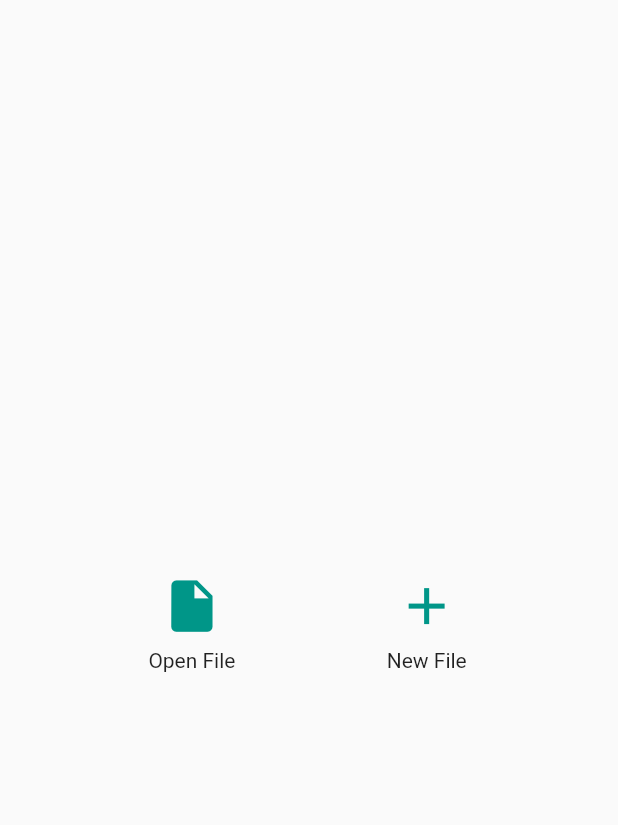
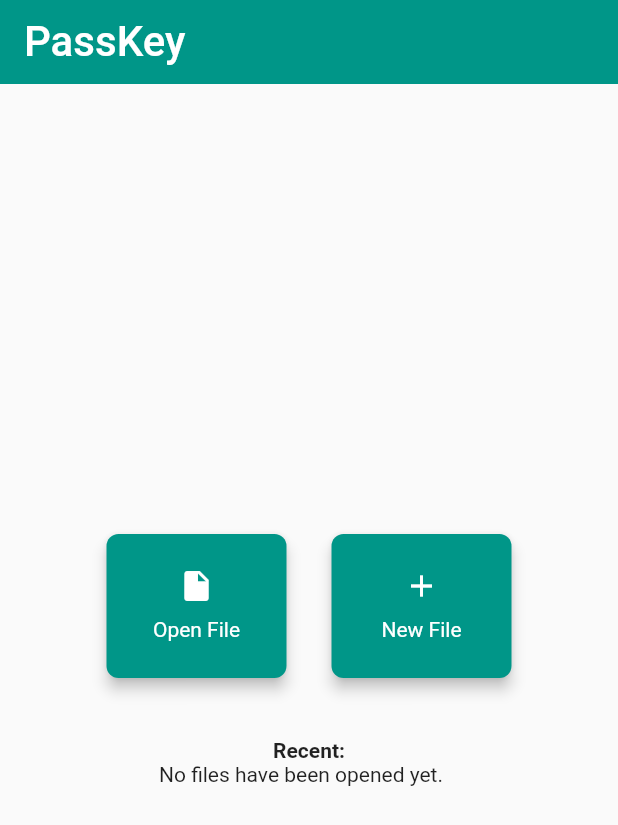
Before and after one commit to 4wangyu/passkey, a Flutter app: the screen it shows after launch, on a phone screen of 412 x 824 dp. Shown: the top 825 px of the screen. Run offline on Flutter 3.47's test engine with Material 2 defaults, Android fonts, the phone set to English and light mode, and no system bars; our stand-ins replace sqflite; missing offline and left inert: encrypt, file_chooser; accounts and stored records are empty; Roboto replaces fonts that are missing (Title).

Commit message:
home page layout

```diff
--- a/lib/screens/home.dart
+++ b/lib/screens/home.dart
@@ -1,9 +1,9 @@
-import 'dart:math';
-
 import 'package:file_chooser/file_chooser.dart';
 import 'package:flutter/material.dart';
+import 'package:passkey/provider/password_provider.dart';
 import 'package:passkey/screens/decrypt.dart';
 import 'package:passkey/screens/encrypt.dart';
+import 'package:provider/provider.dart';
 
 class HomePage extends StatefulWidget {
   @override
@@ -13,26 +13,42 @@ class HomePage extends StatefulWidget {
 class _HomePageState extends State<HomePage> {
   @override
   Widget build(BuildContext context) {
+    final theme = Theme.of(context);
     Color primaryColor = Theme.of(context).primaryColor;
-    Size size = MediaQuery.of(context).size;
-    double iconSize = max(size.width * 0.1, 24);
+    final pwdProvider = Provider.of<PasswordProvider>(context);
+    final historyList = pwdProvider.historyList;
+    print(historyList);
 
     return Scaffold(
-        body: Center(
+        appBar: AppBar(
+          elevation: 0.0,
+          title: Text(
+            'PassKey',
+            style: TextStyle(
+              fontFamily: "Title",
+              fontSize: 28,
+            ),
+          ),
+        ),
+        body: Container(
+          alignment: Alignment.center,
           child: SingleChildScrollView(
             child: Column(
-                    mainAxisAlignment: MainAxisAlignment.spaceEvenly,
-                    children: [
-          ButtonBar(
-            alignment: MainAxisAlignment.spaceEvenly,
+              mainAxisAlignment: MainAxisAlignment.center,
+              mainAxisSize: MainAxisSize.max,
               children: <Widget>[
-              Column(
-                children: [
-                  IconButton(
-                      icon: Icon(Icons.insert_drive_file),
-                      color: primaryColor,
-                      iconSize: iconSize,
-                      onPressed: () async {
+                Wrap(
+                  alignment: WrapAlignment.center,
+                  spacing: 30,
+                  runSpacing: 20,
+                  children: <Widget>[
+                    getActionIcon(
+                      context,
+                      theme,
+                      primaryColor,
+                      Icons.insert_drive_file,
+                      'Open File',
+                      () async {
                         final FileChooserResult result = await showOpenPanel(
                           allowedFileTypes: [
                             FileTypeFilterGroup(
@@ -46,33 +62,123 @@ class _HomePageState extends State<HomePage> {
                                   builder: (BuildContext context) =>
                                       DecryptPage(result.paths.first)));
                         }
+                      },
+                    ),
+                    getActionIcon(
+                        context, theme, primaryColor, Icons.add, 'New File',
+                        () {
+                      Navigator.of(context).push(MaterialPageRoute(
+                          builder: (BuildContext context) =>
+                              EncryptPage(true)));
                     }),
+                  ],
+                ),
+                const SizedBox(height: 40),
+                IntrinsicWidth(
+                  stepWidth: 100,
+                  child: ConstrainedBox(
+                    constraints: const BoxConstraints(maxWidth: 400),
+                    child: Column(
+                      mainAxisSize: MainAxisSize.min,
+                      crossAxisAlignment: CrossAxisAlignment.stretch,
+                      children: <Widget>[
                         Text(
-                    'Open File',
-                    overflow: TextOverflow.ellipsis,
+                          'Recent:',
+                          style: Theme.of(context)
+                              .textTheme
+                              .bodyText2
+                              .copyWith(fontWeight: FontWeight.bold),
+                          textAlign: TextAlign.center,
+                        ),
+                        ...ListTile.divideTiles(
+                            context: context,
+                            tiles: historyList.isNotEmpty
+                                ? historyList.map((history) => InkWell(
+                                      onTap: () {
+                                        Navigator.push(
+                                            context,
+                                            MaterialPageRoute(
+                                                builder: (BuildContext
+                                                        context) =>
+                                                    DecryptPage(history.path)));
+                                      },
+                                      child: Padding(
+                                        padding: const EdgeInsets.all(8.0),
+                                        child: Row(
+                                          mainAxisSize: MainAxisSize.min,
+                                          children: <Widget>[
+                                            Expanded(
+                                              child: Column(
+                                                mainAxisSize: MainAxisSize.min,
+                                                crossAxisAlignment:
+                                                    CrossAxisAlignment.start,
+                                                children: <Widget>[
+                                                  Text(
+                                                    history.path,
+                                                    style: TextStyle(
+                                                        color: primaryColor),
+                                                  ),
+                                                  // Text(
+                                                  //   history.date.toString(),
+                                                  //   overflow:
+                                                  //       TextOverflow.ellipsis,
+                                                  //   maxLines: 1,
+                                                  // ),
+                                                ],
+                                              ),
                                             ),
                                           ],
                                         ),
-              Column(
-                children: [
-                  IconButton(
-                    icon: Icon(Icons.add),
-                    color: primaryColor,
-                    iconSize: iconSize,
-                    onPressed: () {
-                      Navigator.of(context).push(MaterialPageRoute(
-                          builder: (BuildContext context) =>
-                              EncryptPage(true)));
-                    },
                                       ),
-                  Text(
-                    'New File',
-                    overflow: TextOverflow.ellipsis,
+                                    ))
+                                : [
+                                    const Text('No files have been opened yet.')
+                                  ]),
+                      ],
+                    ),
+                  ),
                 ),
               ],
-              )
+            ),
+          ),
+        ));
+  }
+}
+
+Widget getActionIcon(BuildContext context, ThemeData theme, Color primaryColor,
+    IconData icon, String label, Function onTap) {
+  return SizedBox(
+    width: 120,
+    height: 96,
+    child: Material(
+      borderRadius: const BorderRadius.all(Radius.circular(8)),
+      color: primaryColor,
+      elevation: 4,
+      child: InkWell(
+        onTap: onTap,
+        child: Padding(
+          padding: const EdgeInsets.all(8.0),
+          child: DefaultTextStyle(
+            style: theme.primaryTextTheme.bodyText2,
+            child: Column(
+              mainAxisSize: MainAxisSize.min,
+              mainAxisAlignment: MainAxisAlignment.center,
+              children: <Widget>[
+                Icon(
+                  icon,
+                  color: Colors.white,
+                ),
+                const SizedBox(height: 8),
+                Text(
+                  label,
+                  textAlign: TextAlign.center,
+                  strutStyle: const StrutStyle(leading: 0.2),
+                ),
               ],
             ),
-        ]))));
+          ),
+        ),
+      ),
+    ),
+  );
 }
-}
```
Lines whose indentation alone changed are shown as unchanged.
